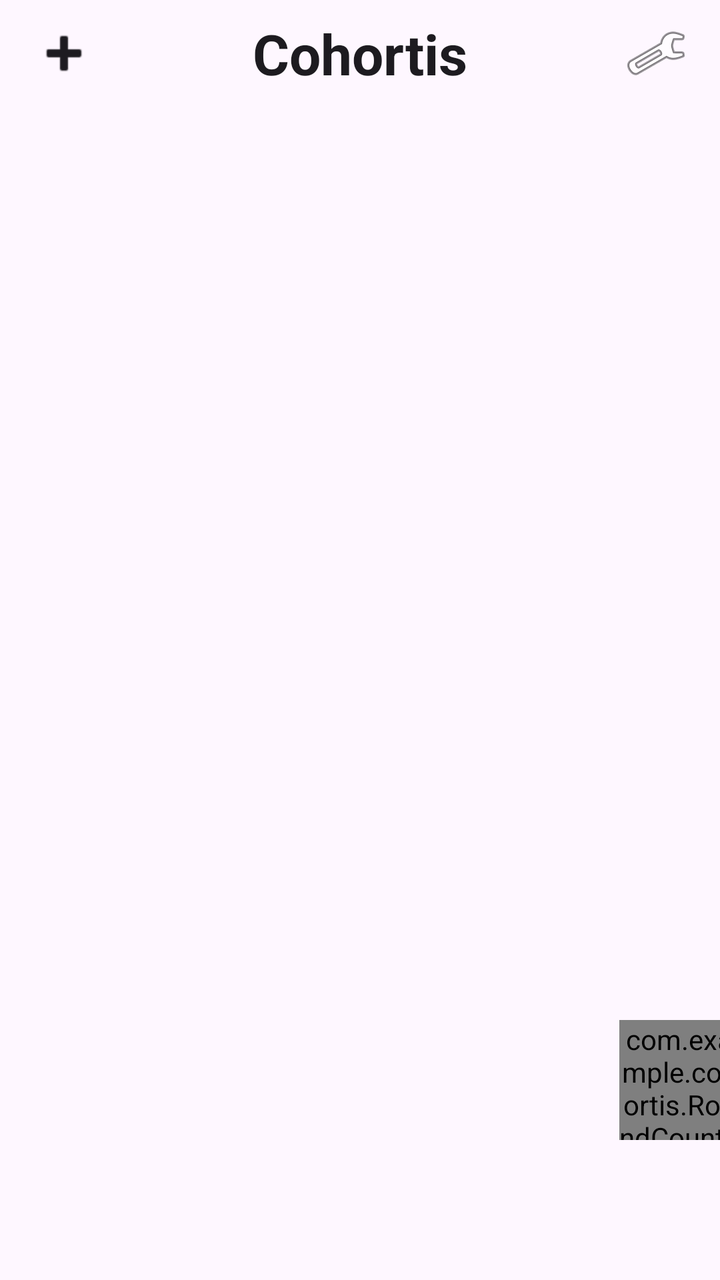
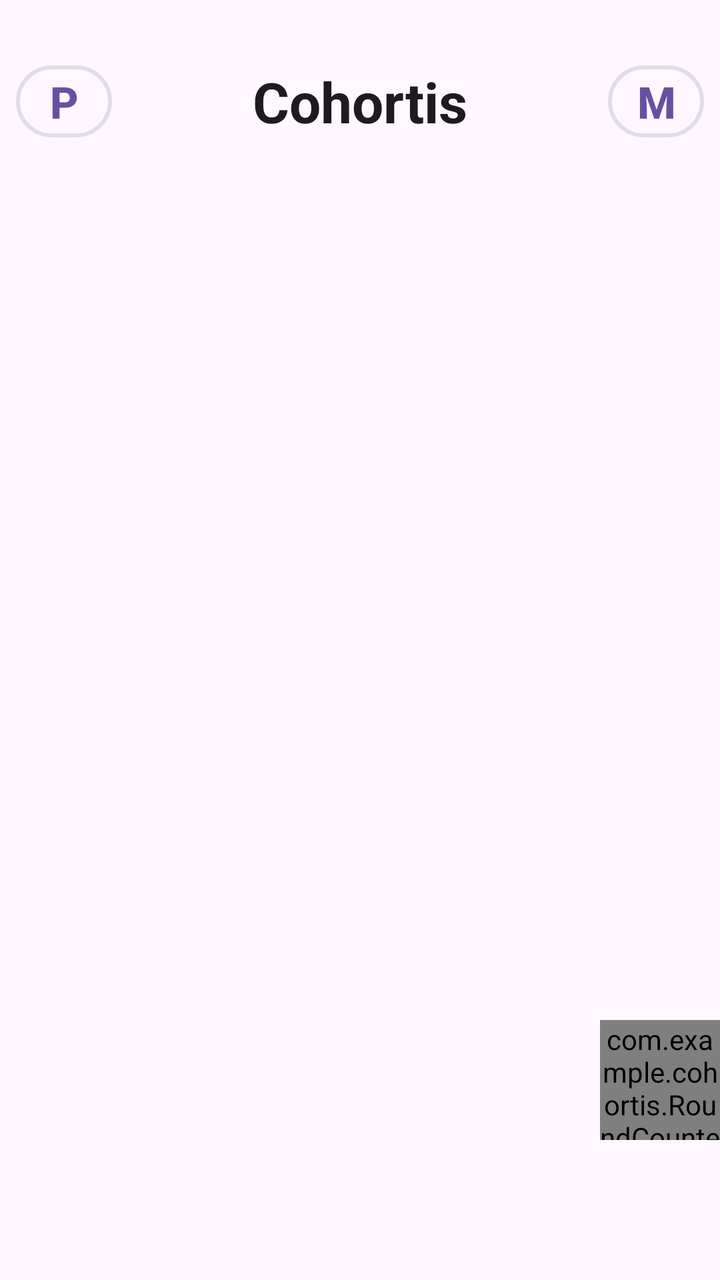

Two renders of the same Android screen: before a commit and after it. Below are the layout's source before the change and the commit's diff.
<!-- AndroidManifest.xml: activity theme Theme.Cohortis -->
<!-- res/layout/activity_main.xml -->
<?xml version="1.0" encoding="utf-8"?>

<androidx.constraintlayout.widget.ConstraintLayout xmlns:android="http://schemas.android.com/apk/res/android"
    xmlns:app="http://schemas.android.com/apk/res-auto"
    xmlns:tools="http://schemas.android.com/tools"
    android:id="@+id/main_root"
    android:layout_width="match_parent"
    android:layout_height="match_parent"
    tools:context=".MainActivity">

    <ImageButton
        android:id="@+id/btnAddParty"
        android:layout_width="48dp"
        android:layout_height="48dp"
        android:background="?attr/selectableItemBackgroundBorderless"
        android:src="@android:drawable/ic_input_add"
        app:layout_constraintTop_toTopOf="@id/tvAppTitle"
        app:layout_constraintBottom_toBottomOf="@id/tvAppTitle"
        app:layout_constraintStart_toStartOf="parent"
        android:layout_marginStart="8dp"
        android:contentDescription="Add Party"
        app:tint="?android:attr/textColorPrimary" />

    
    <TextView
        android:id="@+id/tvAppTitle"
        android:layout_width="wrap_content"
        android:layout_height="wrap_content"
        android:text="@string/app_name"
        android:textSize="28sp"
        android:textStyle="bold"
        android:textColor="?android:attr/textColorPrimary"
        app:layout_constraintTop_toTopOf="parent"
        app:layout_constraintStart_toStartOf="parent"
        app:layout_constraintEnd_toEndOf="parent"
        android:layout_marginTop="8dp" />

    <ImageButton
        android:id="@+id/btnSettings"
        android:layout_width="48dp"
        android:layout_height="48dp"
        android:background="?attr/selectableItemBackgroundBorderless"
        android:src="@android:drawable/ic_menu_preferences"
        app:layout_constraintTop_toTopOf="@id/tvAppTitle"
        app:layout_constraintBottom_toBottomOf="@id/tvAppTitle"
        app:layout_constraintEnd_toEndOf="parent"
        android:layout_marginEnd="8dp"
        android:contentDescription="Settings" />

    <include
        android:id="@+id/content"
        layout="@layout/content_main"
        android:layout_width="0dp"
        android:layout_height="0dp"
        app:layout_constraintTop_toBottomOf="@id/tvAppTitle"
        app:layout_constraintBottom_toBottomOf="parent"
        app:layout_constraintStart_toStartOf="parent"
        app:layout_constraintEnd_toEndOf="parent"
        android:layout_marginTop="8dp" />

</androidx.constraintlayout.widget.ConstraintLayout>
<!-- res/layout/content_main.xml (included above) -->
<?xml version="1.0" encoding="utf-8"?>

<androidx.constraintlayout.widget.ConstraintLayout xmlns:android="http://schemas.android.com/apk/res/android"
    xmlns:app="http://schemas.android.com/apk/res-auto"
    android:layout_width="match_parent"
    android:layout_height="match_parent"
    app:layout_behavior="@string/appbar_scrolling_view_behavior">

    
    <FrameLayout
        android:id="@+id/party_container"
        android:layout_width="0dp"
        android:layout_height="0dp"
        app:layout_constraintBottom_toTopOf="@+id/event_container"
        app:layout_constraintEnd_toEndOf="parent"
        app:layout_constraintStart_toStartOf="parent"
        app:layout_constraintTop_toTopOf="parent"
        app:layout_constraintVertical_weight="1" />

    
    <FrameLayout
        android:id="@+id/event_container"
        android:layout_width="0dp"
        android:layout_height="100dp"
        android:layout_marginBottom="0dp"
        app:layout_constraintBottom_toBottomOf="parent"
        app:layout_constraintEnd_toEndOf="parent"
        app:layout_constraintStart_toStartOf="parent" />

    
    <com.example.cohortis.RoundCounterCardView
        android:id="@+id/roundCounterCard"
        android:layout_width="60dp"
        android:layout_height="60dp"
        app:cardCornerRadius="30dp"
        app:cardElevation="6dp"
        app:layout_constraintBottom_toBottomOf="@+id/party_container"
        app:layout_constraintTop_toTopOf="@+id/event_container"
        app:layout_constraintEnd_toEndOf="parent"
        android:layout_marginEnd="-10dp">

        <TextView
            android:id="@+id/tvRoundNumber"
            android:layout_width="match_parent"
            android:layout_height="match_parent"
            android:gravity="center"
            android:text="1"
            android:textSize="24sp"
            android:textStyle="bold" />
    </com.example.cohortis.RoundCounterCardView>

</androidx.constraintlayout.widget.ConstraintLayout>
<!-- resources referenced by this layout -->
<resources>
  <string name="app_name">Cohortis</string>
  <style name="Theme.Cohortis" parent="Base.Theme.Cohortis" />
  <style name="Base.Theme.Cohortis" parent="Theme.Material3.DayNight.NoActionBar">
          
          
      </style>
</resources>

<!-- the commit's change to res/layout/activity_main.xml (unified diff, before → after) -->
@@ -8,18 +8,21 @@
     android:layout_height="match_parent"
     tools:context=".MainActivity">
 
-    <ImageButton
-        android:id="@+id/btnAddParty"
+    <com.google.android.material.button.MaterialButton
+        android:id="@+id/btnHeaderParty"
+        style="@style/Widget.MaterialComponents.Button.OutlinedButton"
         android:layout_width="48dp"
         android:layout_height="48dp"
-        android:background="?attr/selectableItemBackgroundBorderless"
-        android:src="@android:drawable/ic_input_add"
+        android:text="P"
+        android:textSize="22sp"
+        android:textStyle="bold"
+        android:padding="0dp"
+        app:cornerRadius="24dp"
+        app:strokeWidth="2dp"
         app:layout_constraintTop_toTopOf="@id/tvAppTitle"
         app:layout_constraintBottom_toBottomOf="@id/tvAppTitle"
         app:layout_constraintStart_toStartOf="parent"
-        android:layout_marginStart="8dp"
-        android:contentDescription="Add Party"
-        app:tint="?android:attr/textColorPrimary" />
+        android:layout_marginStart="8dp" />
 
     
     <TextView
@@ -30,22 +33,29 @@
         android:textSize="28sp"
         android:textStyle="bold"
         android:textColor="?android:attr/textColorPrimary"
+        android:clickable="true"
+        android:focusable="true"
+        android:background="?attr/selectableItemBackground"
         app:layout_constraintTop_toTopOf="parent"
         app:layout_constraintStart_toStartOf="parent"
         app:layout_constraintEnd_toEndOf="parent"
-        android:layout_marginTop="8dp" />
+        android:layout_marginTop="32dp" />
 
-    <ImageButton
-        android:id="@+id/btnSettings"
+    <com.google.android.material.button.MaterialButton
+        android:id="@+id/btnHeaderMember"
+        style="@style/Widget.MaterialComponents.Button.OutlinedButton"
         android:layout_width="48dp"
         android:layout_height="48dp"
-        android:background="?attr/selectableItemBackgroundBorderless"
-        android:src="@android:drawable/ic_menu_preferences"
+        android:text="M"
+        android:textSize="22sp"
+        android:textStyle="bold"
+        android:padding="0dp"
+        app:cornerRadius="24dp"
+        app:strokeWidth="2dp"
         app:layout_constraintTop_toTopOf="@id/tvAppTitle"
         app:layout_constraintBottom_toBottomOf="@id/tvAppTitle"
         app:layout_constraintEnd_toEndOf="parent"
-        android:layout_marginEnd="8dp"
-        android:contentDescription="Settings" />
+        android:layout_marginEnd="8dp" />
 
     <include
         android:id="@+id/content"
@@ -94,12 +104,12 @@
         android:id="@+id/roundCounterCard"
         android:layout_width="60dp"
         android:layout_height="60dp"
+        android:layout_marginEnd="0dp"
         app:cardCornerRadius="30dp"
         app:cardElevation="6dp"
         app:layout_constraintBottom_toBottomOf="@+id/party_container"
         app:layout_constraintTop_toTopOf="@+id/event_container"
-        app:layout_constraintEnd_toEndOf="parent"
-        android:layout_marginEnd="-10dp">
+        app:layout_constraintEnd_toEndOf="parent">
 
         <TextView
             android:id="@+id/tvRoundNumber"
@@ -108,7 +118,9 @@
             android:gravity="center"
             android:text="1"
             android:textSize="24sp"
-            android:textStyle="bold" />
+            android:textStyle="bold"
+            android:clickable="false"
+            android:focusable="false" />
     </com.example.cohortis.RoundCounterCardView>
 
 </androidx.constraintlayout.widget.ConstraintLayout>
